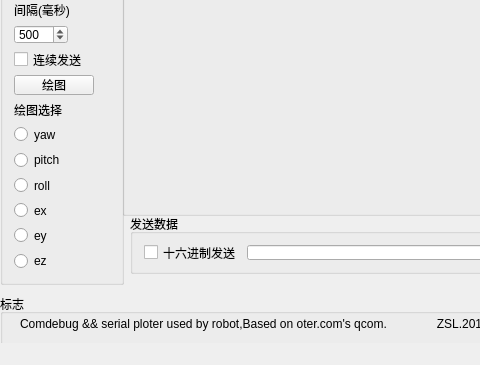
Old version of the form qcom/qcom/mainwindow.ui in the repository abbepipicard/QT_project; both pictures show x 0 to 480 and y 342 to 707 of the 869 by 707 pixel window.
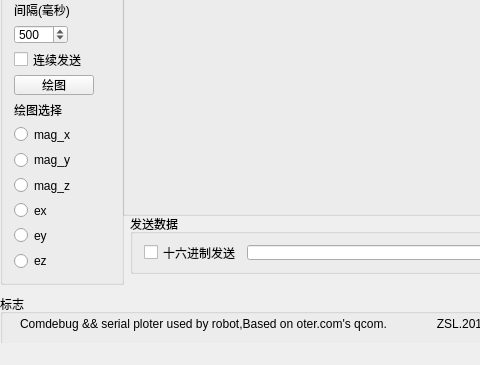
New version of the form. Icons and pictures are not drawn. Custom widgets are drawn as their Qt base class.

Diff of the .ui file:
```diff
--- a/qcom/qcom/mainwindow.ui
+++ b/qcom/qcom/mainwindow.ui
@@ -397,21 +397,21 @@
      <item row="15" column="0">
       <widget class="QRadioButton" name="yawradioButton">
        <property name="text">
-        <string>yaw</string>
+        <string>mag_x</string>
        </property>
       </widget>
      </item>
      <item row="16" column="0">
       <widget class="QRadioButton" name="pitchradioButton">
        <property name="text">
-        <string>pitch</string>
+        <string>mag_y</string>
        </property>
       </widget>
      </item>
      <item row="17" column="0">
       <widget class="QRadioButton" name="rollradioButton">
        <property name="text">
-        <string>roll</string>
+        <string>mag_z</string>
        </property>
       </widget>
      </item>
```
